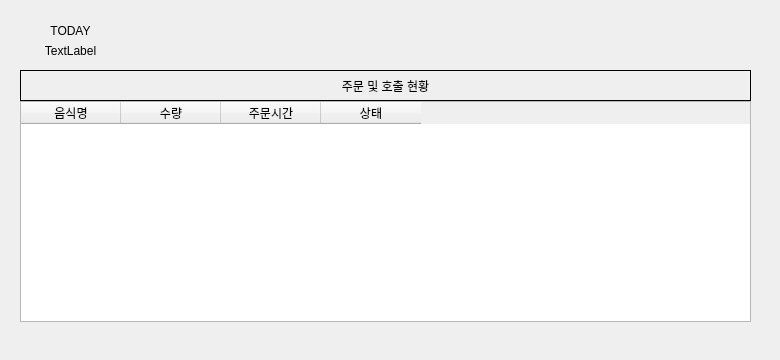
The window that src/servee_gui/manager_gui/order_status_gui.ui (addinedu-ros-6th/ros-repo-2) describes before a commit, drawn with Qt 5.
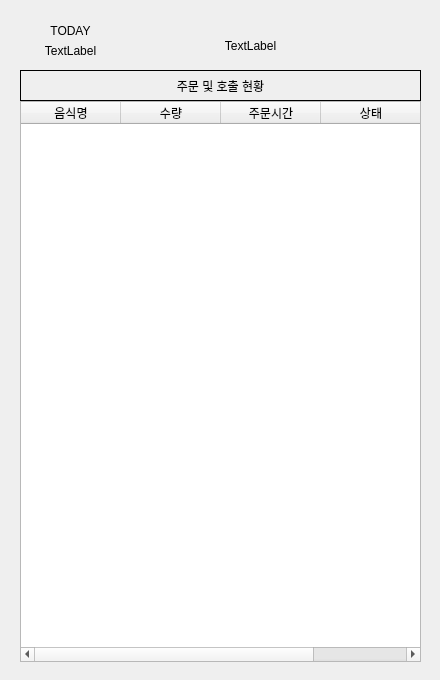
The same window after the commit.

Commit message: update: minor design change SVRB-33

```diff
--- a/src/servee_gui/manager_gui/order_status_gui.ui
+++ b/src/servee_gui/manager_gui/order_status_gui.ui
@@ -6,8 +6,8 @@
    <rect>
     <x>0</x>
     <y>0</y>
-    <width>780</width>
-    <height>360</height>
+    <width>440</width>
+    <height>680</height>
    </rect>
   </property>
   <property name="windowTitle">
@@ -50,8 +50,8 @@
     <rect>
      <x>20</x>
      <y>101</y>
-     <width>731</width>
-     <height>221</height>
+     <width>401</width>
+     <height>561</height>
     </rect>
    </property>
    <column>
@@ -80,7 +80,7 @@
     <rect>
      <x>20</x>
      <y>70</y>
-     <width>731</width>
+     <width>401</width>
      <height>31</height>
     </rect>
    </property>
@@ -94,6 +94,22 @@
     <set>Qt::AlignCenter</set>
    </property>
   </widget>
+  <widget class="QLabel" name="label_store_name">
+   <property name="geometry">
+    <rect>
+     <x>170</x>
+     <y>30</y>
+     <width>161</width>
+     <height>31</height>
+    </rect>
+   </property>
+   <property name="text">
+    <string>TextLabel</string>
+   </property>
+   <property name="alignment">
+    <set>Qt::AlignCenter</set>
+   </property>
+  </widget>
  </widget>
  <resources/>
  <connections/>
```
Left out of the diff: 2 changed lines with no effect on the pictures. The commit also changes 1 other file.
